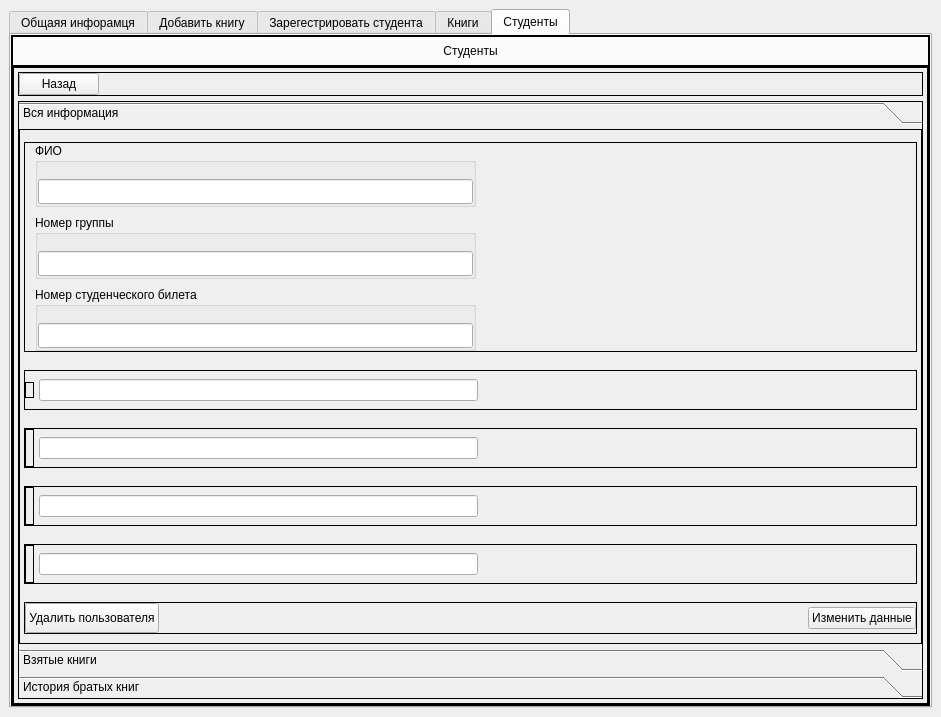
Before: the Qt Designer form ui_file/main.ui in HiraiKaoTsi/diplom, drawn with Qt 5.
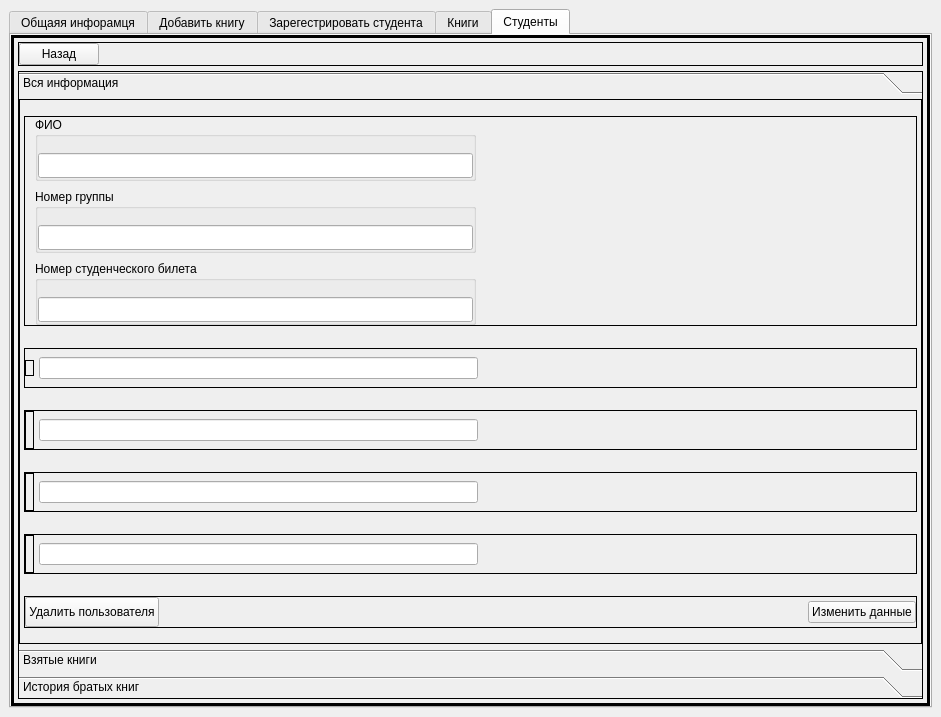
After: the same form once the commit is applied. The open tabs and pages were chosen to show the change. Icons and pictures are not drawn.

Patch:
```diff
--- a/ui_file/main.ui
+++ b/ui_file/main.ui
@@ -887,37 +887,6 @@
         <property name="bottomMargin">
          <number>0</number>
         </property>
-        <item>
-         <widget class="QLabel" name="label_title_tab5">
-          <property name="sizePolicy">
-           <sizepolicy hsizetype="Expanding" vsizetype="Fixed">
-            <horstretch>0</horstretch>
-            <verstretch>0</verstretch>
-           </sizepolicy>
-          </property>
-          <property name="minimumSize">
-           <size>
-            <width>0</width>
-            <height>30</height>
-           </size>
-          </property>
-          <property name="maximumSize">
-           <size>
-            <width>16777215</width>
-            <height>30</height>
-           </size>
-          </property>
-          <property name="text">
-           <string>Студенты</string>
-          </property>
-          <property name="alignment">
-           <set>Qt::AlignCenter</set>
-          </property>
-          <property name="wordWrap">
-           <bool>true</bool>
-          </property>
-         </widget>
-        </item>
         <item>
          <widget class="QStackedWidget" name="stackedWidget">
           <property name="currentIndex">
@@ -954,7 +923,7 @@
                  <x>0</x>
                  <y>0</y>
                  <width>911</width>
-                 <height>609</height>
+                 <height>639</height>
                 </rect>
                </property>
                <layout class="QVBoxLayout" name="verticalLayout_9">
@@ -1036,8 +1005,8 @@
                     <rect>
                      <x>0</x>
                      <y>0</y>
-                     <width>901</width>
-                     <height>477</height>
+                     <width>899</width>
+                     <height>505</height>
                     </rect>
                    </property>
                    <attribute name="icon">
```
Left out of the diff: 165 changed lines with no effect on the pictures.
